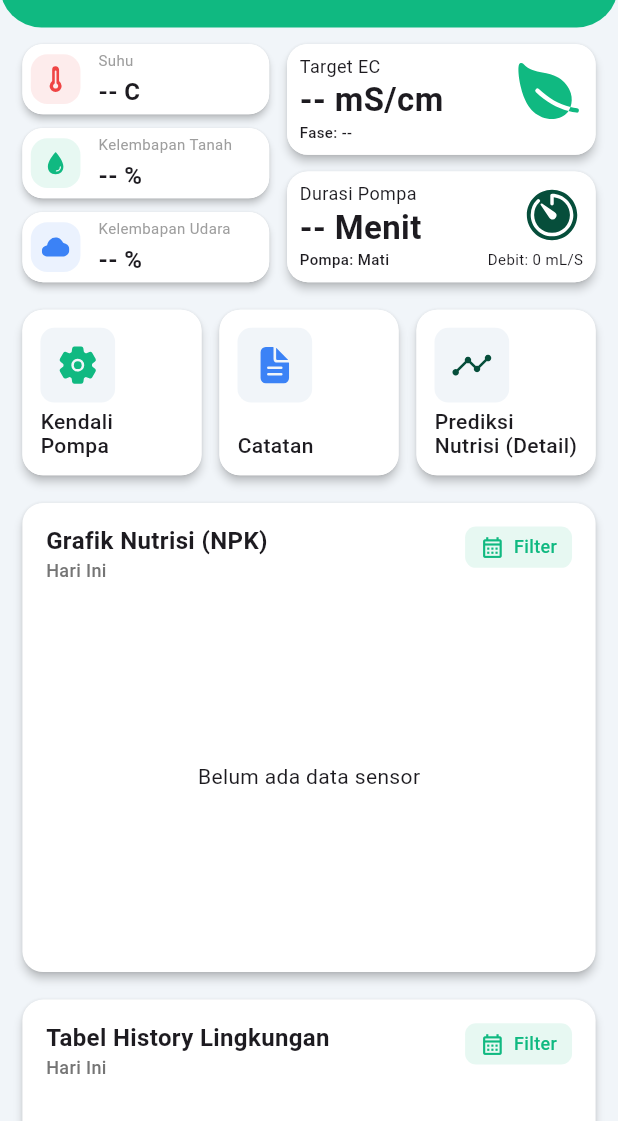
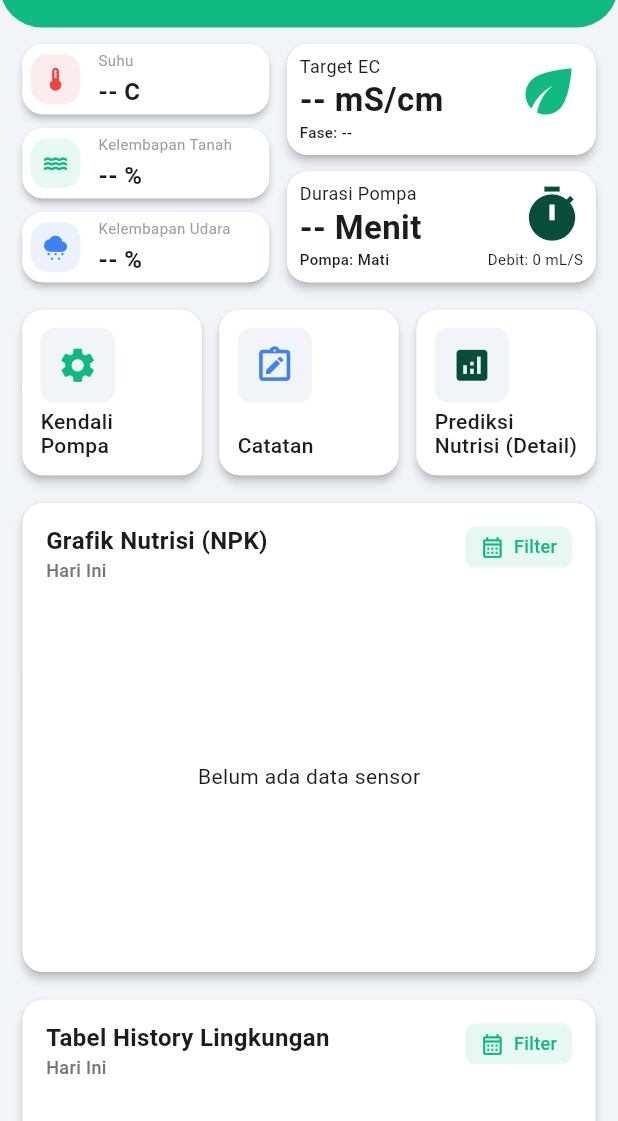
Before and after one commit to deevaz/kelola_tani, a Flutter app: the DeviceDetailView screen opened by its route, on a phone screen of 412 x 824 dp, the part 115-1236 px from its top. Run offline on Flutter 3.47's test engine with Material 3 defaults, Android fonts, the phone set to English and light mode, and no system bars; our stand-ins replace cached_network_image, cloud_firestore, connectivity_plus, firebase_auth, firebase_core, fl_chart and 7 more; missing offline and left inert: date_range_filter, mobile_scanner; accounts and stored records are empty.

Commit message:
fix: update

```diff
--- a/lib/app/modules/device_detail/views/device_detail_view.dart
+++ b/lib/app/modules/device_detail/views/device_detail_view.dart
@@ -1,7 +1,6 @@
 import 'package:flutter/material.dart';
 import 'package:flutter_screenutil/flutter_screenutil.dart';
 import 'package:get/get.dart';
-import 'package:ionicons/ionicons.dart';
 import 'package:kelola_tani/app/core/theme/app_fonts.dart';
 import 'package:kelola_tani/app/core/theme/app_style.dart';
 import 'package:kelola_tani/app/modules/device_detail/views/widgets/dashboard_section.dart';
@@ -87,7 +86,7 @@ class DeviceDetailView extends GetView<DeviceDetailController> {
                           value: sensor != null
                               ? '${sensor.suhu.toStringAsFixed(1)} C'
                               : '-- C',
-                          icon: Ionicons.thermometer,
+                          icon: Icons.thermostat,
                           accentColor: AppStyle.danger,
                         ),
                         SizedBox(height: 10.h),
@@ -96,7 +95,7 @@ class DeviceDetailView extends GetView<DeviceDetailController> {
                           value: sensor != null
                               ? '${sensor.kelembapanTanah.toStringAsFixed(1)} %'
                               : '-- %',
-                          icon: Ionicons.water,
+                          icon: Icons.water,
                           accentColor: AppStyle.primary,
                         ),
                         SizedBox(height: 10.h),
@@ -105,7 +104,7 @@ class DeviceDetailView extends GetView<DeviceDetailController> {
                           value: sensor != null
                               ? '${sensor.kelembapanUdara.toStringAsFixed(1)} %'
                               : '-- %',
-                          icon: Ionicons.cloudy,
+                          icon: Icons.cloudy_snowing,
                           accentColor: AppStyle.secondary,
                         ),
                       ],
@@ -126,7 +125,7 @@ class DeviceDetailView extends GetView<DeviceDetailController> {
                               ? '${config.targetEC} mS/cm'
                               : '-- mS/cm',
                           footer: 'Fase: ${config?.growthPhase ?? '--'}',
-                          icon: Ionicons.leaf,
+                          icon: Icons.eco,
                           color: AppStyle.primary,
                         ),
                         SizedBox(height: 12.h),
@@ -138,7 +137,7 @@ class DeviceDetailView extends GetView<DeviceDetailController> {
                           data: 'Debit: ${config?.pumpDebitMLperS ?? 0} mL/S',
                           footer:
                               'Pompa: ${command?.action == 'on' ? 'Aktif' : 'Mati'}',
-                          icon: Ionicons.timer,
+                          icon: Icons.timer,
                           color: AppStyle.accent,
                         ),
                       ],
@@ -153,7 +152,7 @@ class DeviceDetailView extends GetView<DeviceDetailController> {
             children: [
               MenuCard(
                 label: 'Kendali Pompa\n(Manual/AI)',
-                icon: Ionicons.settings,
+                icon: Icons.settings,
                 color: AppStyle.primary,
                 onTap: () {
                   DialogService.controlMode(
@@ -178,7 +177,7 @@ class DeviceDetailView extends GetView<DeviceDetailController> {
               SizedBox(width: 12.w),
               MenuCard(
                 label: 'Catatan',
-                icon: Ionicons.document_text,
+                icon: Icons.note_alt_outlined,
                 color: AppStyle.secondary,
                 onTap: () => Get.toNamed(
                   '/notes',
@@ -191,7 +190,7 @@ class DeviceDetailView extends GetView<DeviceDetailController> {
               SizedBox(width: 12.w),
               MenuCard(
                 label: 'Prediksi\nNutrisi (Detail)',
-                icon: Ionicons.analytics,
+                icon: Icons.analytics,
                 color: AppStyle.accent,
                 onTap: () => Get.toNamed(
                   '/ai',
@@ -260,7 +259,7 @@ void _showFilterBottomSheet(
           _buildFilterOption('7 Hari Terakhir', controller, isChart),
           const Divider(),
           ListTile(
-            leading: Icon(Ionicons.calendar_outline, color: AppStyle.primary),
+            leading: Icon(Icons.calendar_today, color: AppStyle.primary),
             title: Text('Pilih Manual di Kalender', style: AppFonts.mdSemiBold),
             onTap: () {
               Get.back();
@@ -282,7 +281,7 @@ Widget _buildFilterOption(
     title: Text(label, style: AppFonts.mdRegular),
     trailing: Obx(
       () => controller.chartFilter.value == label
-          ? Icon(Ionicons.checkmark_circle, color: AppStyle.primary)
+          ? Icon(Icons.check_circle, color: AppStyle.primary)
           : const SizedBox(),
     ),
     onTap: () {
--- a/lib/app/modules/device_detail/views/widgets/notes_card.dart
+++ b/lib/app/modules/device_detail/views/widgets/notes_card.dart
@@ -1,7 +1,6 @@
 import 'package:flutter/material.dart';
 import 'package:flutter_screenutil/flutter_screenutil.dart';
 import 'package:flutter_slidable/flutter_slidable.dart';
-import 'package:ionicons/ionicons.dart';
 import 'package:kelola_tani/app/core/theme/app_fonts.dart';
 import 'package:kelola_tani/app/core/theme/app_style.dart';
 import 'package:kelola_tani/app/services/dialog_service.dart';
@@ -41,13 +40,13 @@ class NotesCard extends StatelessWidget {
               extentRatio: 0.45,
               children: [
                 _buildCustomSlidableAction(
-                  icon: Ionicons.pencil_outline,
+                  icon: Icons.edit,
                   color: AppStyle.secondary,
                   label: 'Edit',
                   onTap: onEdit,
                 ),
                 _buildCustomSlidableAction(
-                  icon: Ionicons.trash_outline,
+                  icon: Icons.delete,
                   color: AppStyle.danger,
                   label: 'Hapus',
                   onTap: onDelete,
--- a/lib/app/modules/home/views/widgets/home_container.dart
+++ b/lib/app/modules/home/views/widgets/home_container.dart
@@ -2,7 +2,6 @@ import 'package:flutter/material.dart';
 import 'package:flutter_screenutil/flutter_screenutil.dart';
 import 'package:get/get.dart';
 import 'package:flutter/gestures.dart';
-import 'package:ionicons/ionicons.dart';
 import 'package:kelola_tani/app/core/theme/app_style.dart';
 import 'package:kelola_tani/app/modules/auth/controllers/auth_controller.dart';
 import 'package:kelola_tani/app/modules/home/controllers/home_controller.dart';
@@ -54,7 +53,7 @@ class HomeContainer extends GetView<HomeController> {
                 Flexible(
                   child: AppButton.outlined(
                     borderRadius: 30.r,
-                    icon: Icon(Ionicons.logo_google, color: AppStyle.dark),
+                    icon: Icon(Icons.person_3_outlined, color: AppStyle.dark),
                     text: 'Masuk dengan Akun Google',
                     textColor: AppStyle.dark,
                     onTap: () => AuthController.to.signInWithGoogle(),
--- a/lib/app/shared/widgets/app_date_time_picker.dart
+++ b/lib/app/shared/widgets/app_date_time_picker.dart
@@ -1,7 +1,6 @@
 import 'package:flutter/material.dart';
 import 'package:flutter_screenutil/flutter_screenutil.dart';
 import 'package:get/get.dart';
-import 'package:ionicons/ionicons.dart';
 import 'package:kelola_tani/app/core/theme/app_fonts.dart';
 import 'package:kelola_tani/app/core/theme/app_style.dart';
 import 'package:kelola_tani/app/shared/widgets/app_material_round.dart';
@@ -58,11 +57,11 @@ class AppDateTimePicker extends StatelessWidget {
           children: [
             Row(
               children: [
-                Icon(Ionicons.calendar_outline, size: 20, color: AppStyle.dark),
+                Icon(Icons.calendar_today, size: 20, color: AppStyle.dark),
                 SizedBox(width: 10.w),
                 Text(title, style: AppFonts.lgRegular),
                 const Spacer(),
-                Icon(Ionicons.time_outline, size: 20, color: AppStyle.dark),
+                Icon(Icons.access_time, size: 20, color: AppStyle.dark),
               ],
             ),
             Divider(thickness: 1, color: AppStyle.light),
--- a/lib/app/shared/widgets/app_empty_state.dart
+++ b/lib/app/shared/widgets/app_empty_state.dart
@@ -1,7 +1,6 @@
 import 'package:flutter/material.dart';
 import 'package:flutter_screenutil/flutter_screenutil.dart';
 import 'package:get/get.dart';
-import 'package:ionicons/ionicons.dart';
 import 'package:kelola_tani/app/core/theme/app_fonts.dart';
 import 'package:kelola_tani/app/core/theme/app_style.dart';
 
@@ -31,7 +30,7 @@ class AppEmptyState extends StatelessWidget {
     return AppEmptyState(
       title: title ?? 'Tidak ada data',
       subtitle: subtitle ?? 'Belum ada data yang bisa ditampilkan saat ini.',
-      icon: icon ?? Ionicons.folder_open_outline,
+      icon: icon ?? Icons.folder_open,
       iconColor: AppStyle.primary,
     );
   }
@@ -48,7 +47,7 @@ class AppEmptyState extends StatelessWidget {
     return AppEmptyState(
       title: title ?? 'Terjadi Kesalahan',
       subtitle: '${'Error'.tr}$detailError',
-      icon: Ionicons.alert_circle_outline,
+      icon: Icons.error_outline,
       iconColor: AppStyle.danger,
       buttonText: buttonText ?? 'try-again'.tr,
       onAction: onRetry,
--- a/pubspec.yaml
+++ b/pubspec.yaml
@@ -23,7 +23,7 @@ dependencies:
   get: ^4.7.3
   google_sign_in: ^6.2.1
   intl: ^0.20.2
-  ionicons: ^0.2.2
+  # ionicons: ^0.2.2
   json_annotation: ^4.11.0
   mobile_scanner: ^6.0.4
   pull_to_refresh_flutter3: ^2.0.2
@@ -31,10 +31,10 @@ dependencies:
   url_launcher: ^6.3.2
 
 dev_dependencies:
+  change_app_package_name: ^1.4.0
   flutter_lints: ^6.0.0
   flutter_test:
     sdk: flutter
-  change_app_package_name: ^1.4.0
 
 flutter:
   uses-material-design: true
```
Also changed, not shown: lib/app/modules/dashboard/views/dashboard_view.dart (+3 -4 lines), lib/app/modules/dashboard/views/scan_device_view.dart (+4 -5 lines), lib/app/services/app_refresher.dart (+1 -6 lines), lib/app/services/dialog_service.dart (+5 -14 lines), lib/app/services/snackbar_service.dart (+4 -9 lines), lib/app/shared/widgets/app_add_image.dart (+3 -4 lines), lib/app/shared/widgets/app_image_picker.dart (+3 -8 lines), lib/app/shared/widgets/offline_banner.dart (+1 -6 lines), pubspec.lock, 1 other file.
